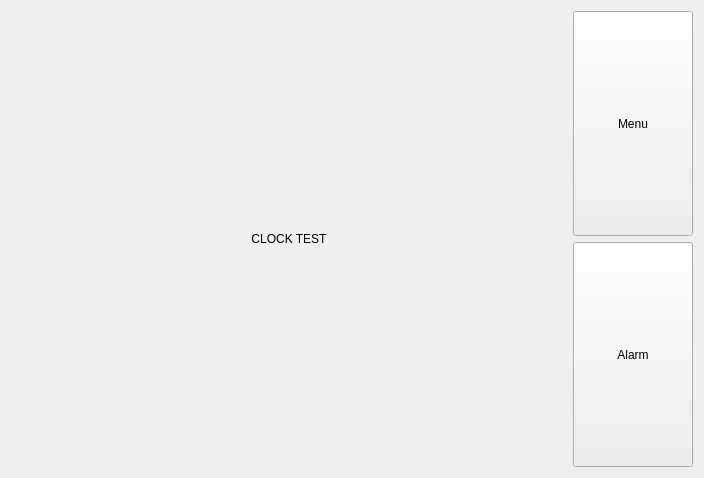
Above: src/ClockPage/clockpage.ui from spencerdee/clockqt before the change. Below: the same form after it.
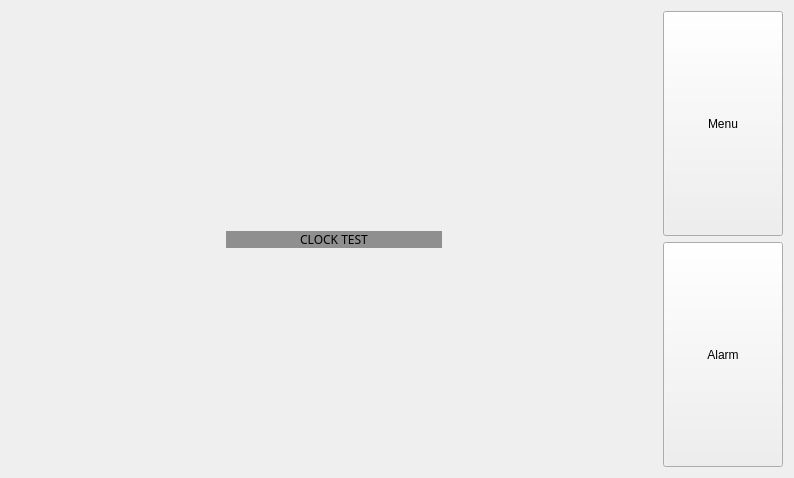
That is the form after the change.

```diff
--- a/src/ClockPage/clockpage.ui
+++ b/src/ClockPage/clockpage.ui
@@ -6,7 +6,7 @@
    <rect>
     <x>0</x>
     <y>0</y>
-    <width>704</width>
+    <width>794</width>
     <height>478</height>
    </rect>
   </property>
@@ -15,13 +15,56 @@
   </property>
   <layout class="QGridLayout" name="gridLayout">
    <item row="0" column="0">
-    <widget class="QLabel" name="count">
+    <layout class="QHBoxLayout" name="horizontalLayout">
+     <item>
+      <layout class="QHBoxLayout" name="horizontalLayout_2">
+       <item>
+        <spacer name="horizontalSpacer">
+         <property name="orientation">
+          <enum>Qt::Orientation::Horizontal</enum>
+         </property>
+         <property name="sizeHint" stdset="0">
+          <size>
+           <width>40</width>
+           <height>20</height>
+          </size>
+         </property>
+        </spacer>
+       </item>
+       <item>
+        <layout class="QVBoxLayout" name="verticalLayout">
+         <item>
+          <spacer name="verticalSpacer_2">
+           <property name="orientation">
+            <enum>Qt::Orientation::Vertical</enum>
+           </property>
+           <property name="sizeHint" stdset="0">
+            <size>
+             <width>20</width>
+             <height>40</height>
+            </size>
+           </property>
+          </spacer>
+         </item>
+         <item>
+          <widget class="QLabel" name="time">
+           <property name="enabled">
+            <bool>true</bool>
+           </property>
      <property name="sizePolicy">
       <sizepolicy hsizetype="Expanding" vsizetype="Preferred">
        <horstretch>0</horstretch>
        <verstretch>0</verstretch>
       </sizepolicy>
      </property>
+           <property name="font">
+            <font>
+             <family>Modern</family>
+            </font>
+           </property>
+           <property name="styleSheet">
+            <string notr="true">background-color: rgba(0,0,0,40%)</string>
+           </property>
      <property name="text">
       <string>CLOCK TEST</string>
      </property>
@@ -30,7 +73,37 @@
      </property>
     </widget>
    </item>
-   <item row="0" column="1">
+         <item>
+          <spacer name="verticalSpacer">
+           <property name="orientation">
+            <enum>Qt::Orientation::Vertical</enum>
+           </property>
+           <property name="sizeHint" stdset="0">
+            <size>
+             <width>20</width>
+             <height>40</height>
+            </size>
+           </property>
+          </spacer>
+         </item>
+        </layout>
+       </item>
+       <item>
+        <spacer name="horizontalSpacer_2">
+         <property name="orientation">
+          <enum>Qt::Orientation::Horizontal</enum>
+         </property>
+         <property name="sizeHint" stdset="0">
+          <size>
+           <width>40</width>
+           <height>20</height>
+          </size>
+         </property>
+        </spacer>
+       </item>
+      </layout>
+     </item>
+     <item>
     <layout class="QVBoxLayout" name="button">
      <item>
       <widget class="QPushButton" name="menu">
@@ -69,6 +142,8 @@
         <string>Alarm</string>
        </property>
       </widget>
+       </item>
+      </layout>
      </item>
     </layout>
    </item>
```
Lines whose indentation alone changed are shown as unchanged.
